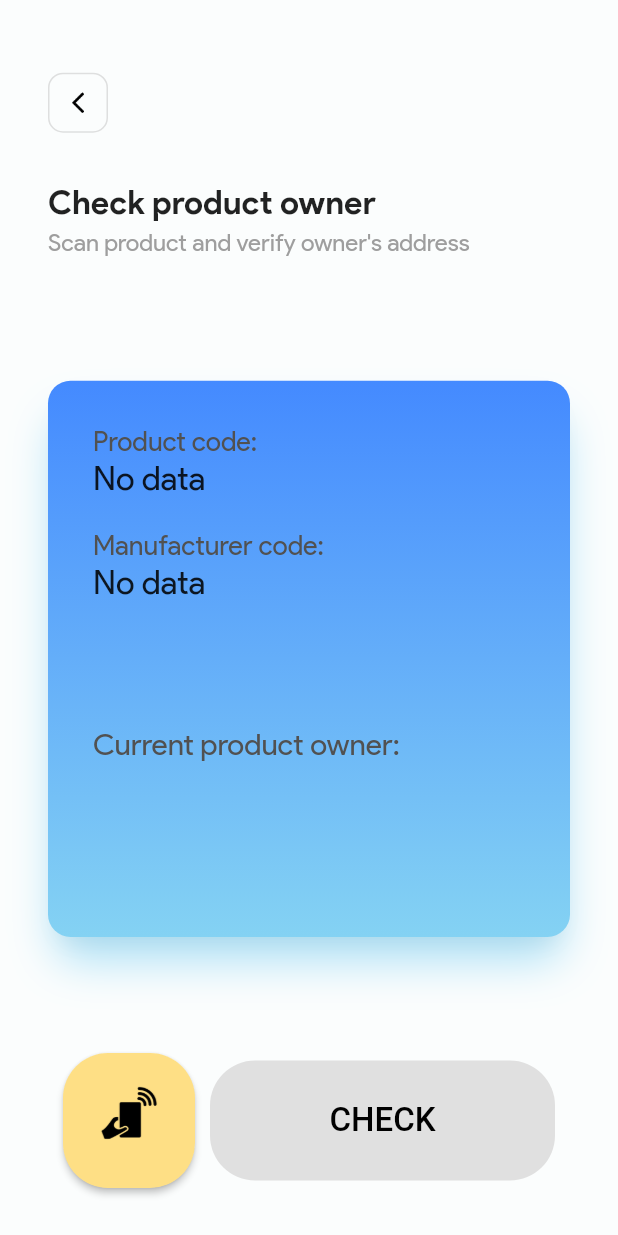
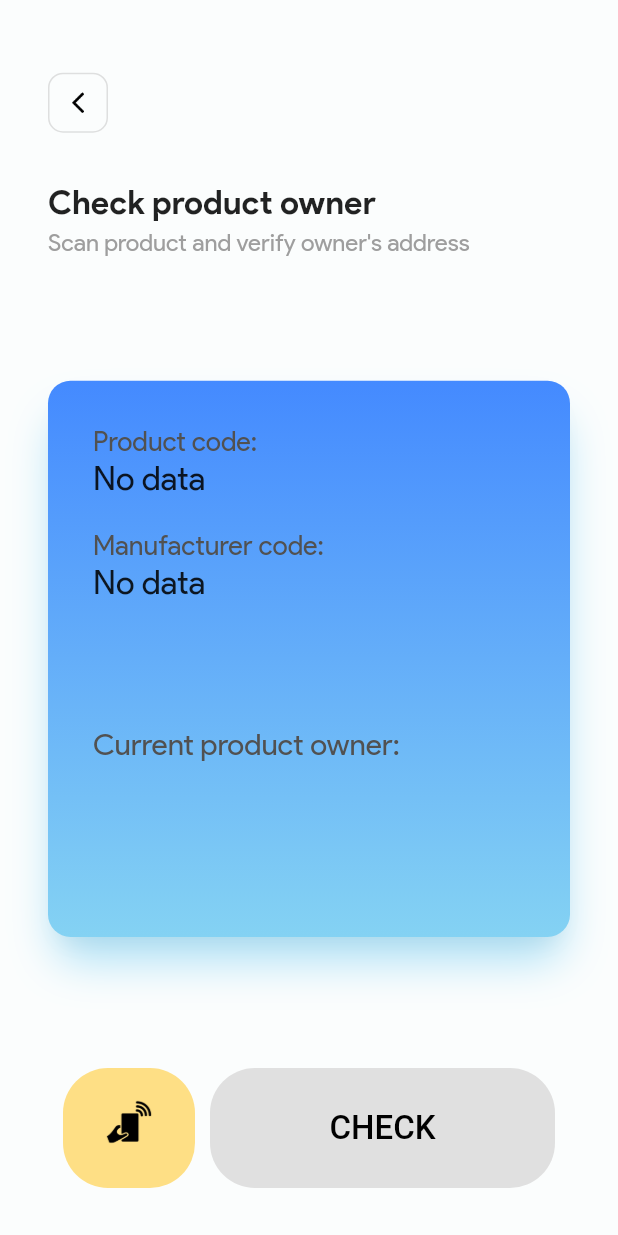
Before and after one commit to Wokstym/ProductChecker, a Flutter app: the BlockchainPage screen opened directly, on a phone screen of 412 x 824 dp. Run offline on Flutter 3.47's test engine with Material 2 defaults, Android fonts, the phone set to English and light mode, and no system bars; missing offline and left inert: nfc_in_flutter, web3dart.

Commit message:
design fix (#4)

```diff
--- a/lib/src/views/ui/blockchain_requests_page.dart
+++ b/lib/src/views/ui/blockchain_requests_page.dart
@@ -84,13 +84,12 @@ class _BlockchainPageState extends State<BlockchainPage> {
                       fontWeight: FontWeight.bold)),
               Padding(
                   padding: const EdgeInsets.only(top: 4),
-                  child:
-                      new Text("Scan product and verify owner's address",
-                          style: new TextStyle(
-                            fontSize: 16.0,
-                            color: Colors.grey,
-                            fontFamily: 'ProductSans',
-                          ))),
+                  child: new Text("Scan product and verify owner's address",
+                      style: new TextStyle(
+                        fontSize: 16.0,
+                        color: Colors.grey,
+                        fontFamily: 'ProductSans',
+                      ))),
               SizedBox(height: ComponentUtils.screenHeightPercent(context, 10)),
               Container(
                   decoration: BoxDecoration(
@@ -166,9 +165,6 @@ class _BlockchainPageState extends State<BlockchainPage> {
                                   ))
                           ]))),
               Expanded(child: Container()),
-              // Padding(
-              //     padding: const EdgeInsets.all(32.0),
-              //     child:
               Row(
                 mainAxisAlignment: MainAxisAlignment.spaceEvenly,
                 children: [
@@ -177,11 +173,12 @@ class _BlockchainPageState extends State<BlockchainPage> {
                     // minWidth: 200,
                     child: Image.asset(
                       'assets/scan_icon.png',
-                      height: 50,
+                      height: 40,
                     ),
                     onPressed: () => scanNFC(),
                     padding: EdgeInsets.all(20.0),
                     color: Color(0xFFfedf85),
+                    elevation: 0,
                     shape: RoundedRectangleBorder(
                         borderRadius: BorderRadius.circular(30)),
                   ),
```
